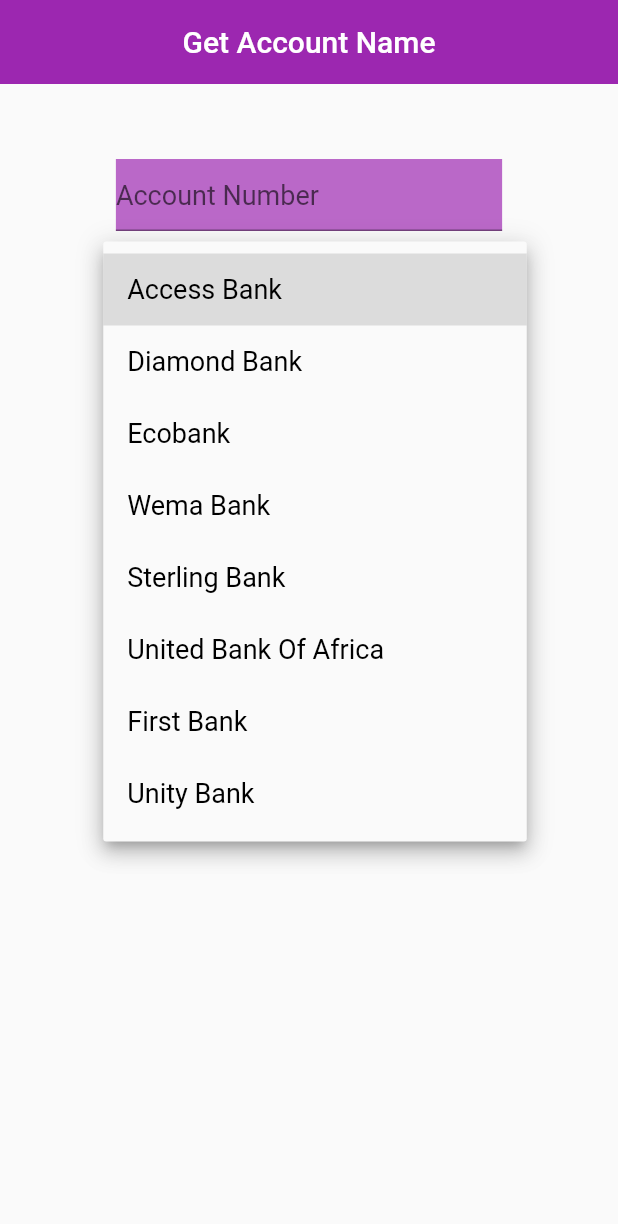
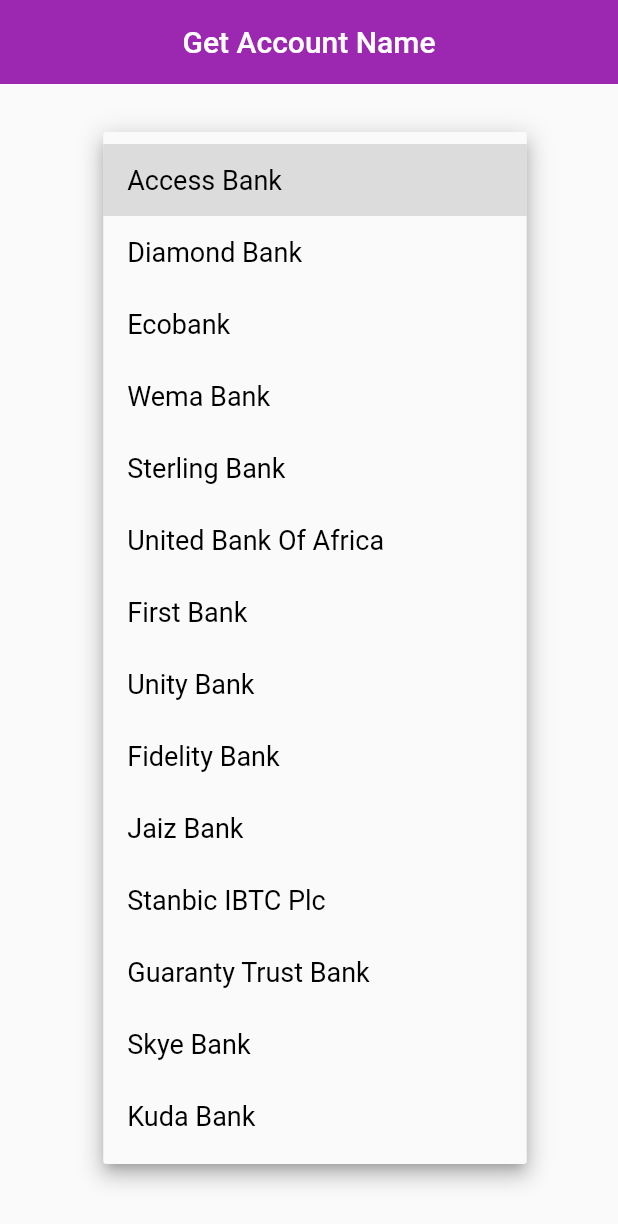
Before and after one commit to devBioye/account_name_getter, a Flutter app: the screen it shows after launch, after a tap on the "arrow drop down" icon, on a phone screen of 412 x 824 dp. Shown: the top 1224 px of the screen. Run offline on Flutter 3.47's test engine with Material 2 defaults, Android fonts, the phone set to English and light mode, and no system bars; missing offline and left inert: account_name_checker.

Commit message:
update account_getter

```diff
--- a/lib/main.dart
+++ b/lib/main.dart
@@ -27,8 +27,8 @@ class _AccountWidgetState extends State<AccountWidget> {
   String result = '';
   String bankCode;
   String bankName;
-  List _bankCodes = ['044', '063', '050', '035', '232', '033', '011', '215', ];
-  List banks = ['Access Bank', 'Diamond Bank', 'Ecobank', 'Wema Bank', 'Sterling Bank', 'United Bank Of Africa', 'First Bank', 'Unity Bank', ];
+    List _bankCodes = ['044', '063', '050', '035', '232', '033', '011', '215', '070', '301', '039', '058', '076', '50211'];
+  List banks = ['Access Bank', 'Diamond Bank', 'Ecobank', 'Wema Bank', 'Sterling Bank', 'United Bank Of Africa', 'First Bank', 'Unity Bank', 'Fidelity Bank', 'Jaiz Bank', 'Stanbic IBTC Plc', 'Guaranty Trust Bank', 'Skye Bank', 'Kuda Bank'];
   void testing ()async {
     result = await GetAccountName().getName(name, bankCode);
     setState(() {
```
